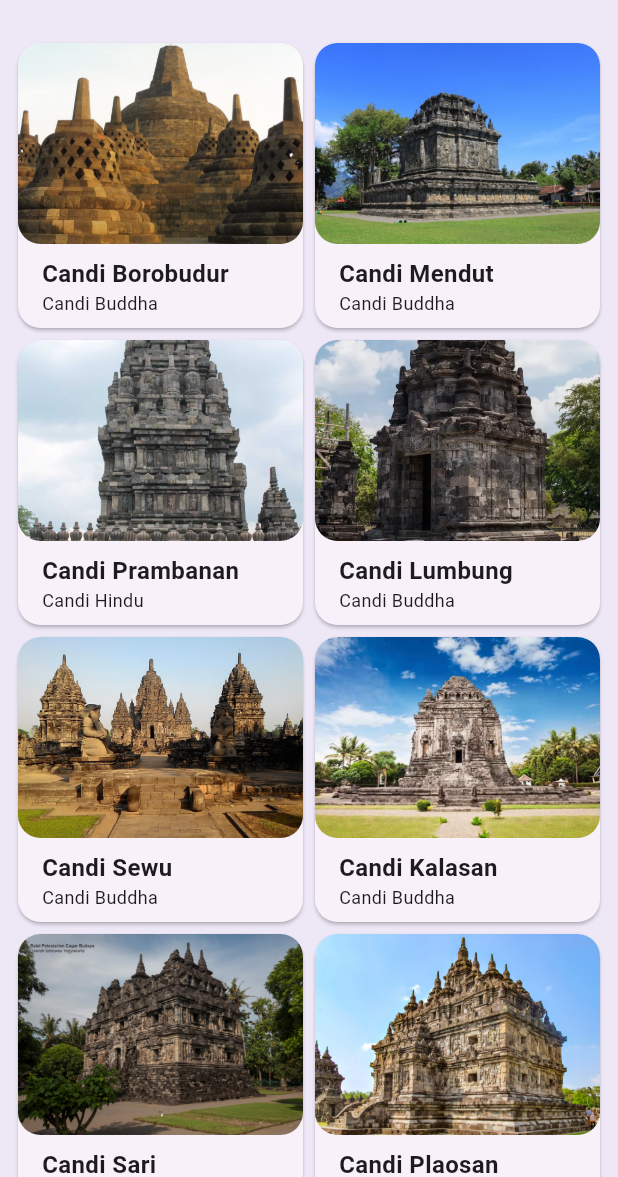
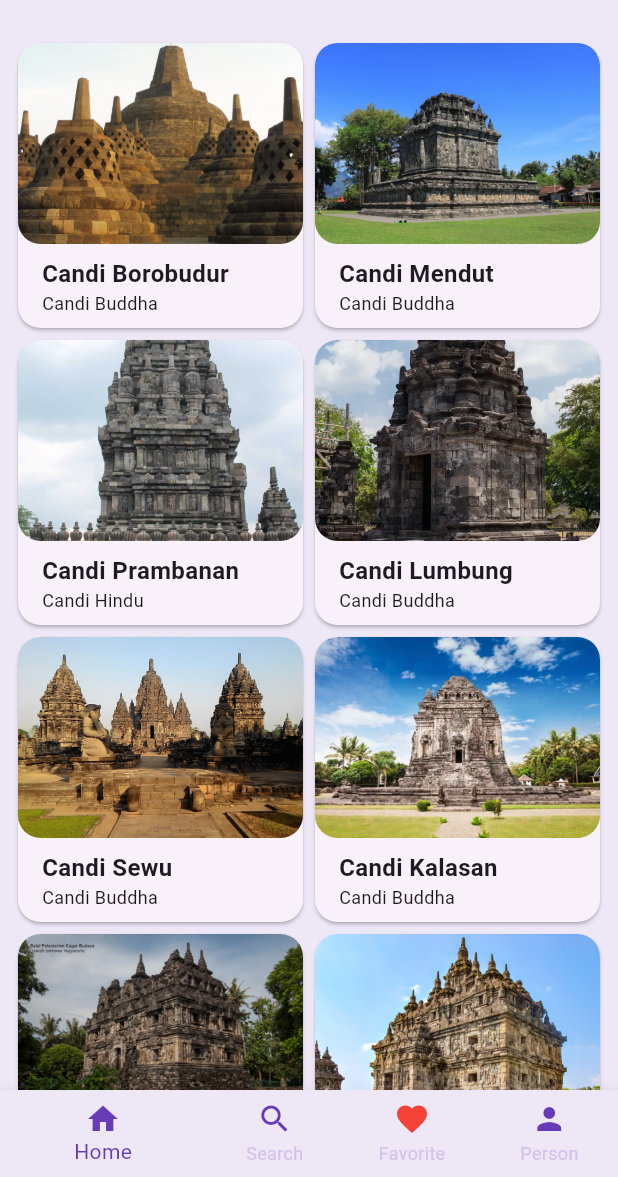
Before and after one commit to SrFebry/prj_wisatacandisi51_flutterpert3, a Flutter app: the screen it shows after launch, on a phone screen of 412 x 824 dp, the part 59-1236 px from its top. Run offline on Flutter 3.47's test engine with Material 2 defaults, Android fonts, the phone set to English and light mode, and no system bars; our stand-ins replace cached_network_image; missing offline and left inert: dart:html.

Commit message:
Navigasi Routing
Melanjutkabn P-19 Navigasi dan routing

```diff
--- a/lib/main.dart
+++ b/lib/main.dart
@@ -1,5 +1,8 @@
+import 'dart:html';
+
 import 'package:flutter/material.dart';
 import 'package:prj_wisatacandisi51_flutterpert3/data/candi_data.dart';
+import 'package:prj_wisatacandisi51_flutterpert3/screens/favorite_screen.dart';
 import 'package:prj_wisatacandisi51_flutterpert3/screens/home_screen.dart';
 import 'package:prj_wisatacandisi51_flutterpert3/screens/search_screen.dart';
 import 'package:prj_wisatacandisi51_flutterpert3/widgets/detail_screen.dart';
@@ -7,7 +10,6 @@
 import 'package:prj_wisatacandisi51_flutterpert3/widgets/profile_screen.dart';
 import 'package:prj_wisatacandisi51_flutterpert3/widgets/signin_screen.dart';
 import 'package:prj_wisatacandisi51_flutterpert3/widgets/signup_screen.dart';
-
 
 void main() {
   runApp(const MyApp());
@@ -23,7 +25,7 @@
       title: 'Wisata Candi',
       theme: ThemeData(
         appBarTheme: const AppBarTheme(
-          iconTheme: IconThemeData(color : Colors.deepPurple),
+          iconTheme: IconThemeData(color: Colors.deepPurple),
           titleTextStyle: TextStyle(
             color: Colors.deepPurple,
             fontSize: 20,
@@ -31,13 +33,83 @@
           ),
         ),
         colorScheme:
-        ColorScheme.fromSeed(seedColor: Colors.deepPurple).copyWith(
+            ColorScheme.fromSeed(seedColor: Colors.deepPurple).copyWith(
           primary: Colors.deepPurple,
           surface: Colors.deepPurple[50],
         ),
         useMaterial3: true,
       ),
-      home: HomeScreen(),
+      home: MainScreen(),
     );
   }
 }
+
+class MainScreen extends StatefulWidget {
+  const MainScreen({super.key});
+
+  @override
+  State<MainScreen> createState() => _MainScreenState();
+}
+
+class _MainScreenState extends State<MainScreen> {
+  // TODO : 1. Deklarasikan variabel
+  int _currentIndex = 0;
+  final List<Widget> _children = [
+    HomeScreen(),
+    SearchScreen(),
+    FavoriteScreen(),
+    ProfileScreen(),
+  ];
+
+  @override
+  Widget build(BuildContext context) {
+    return Scaffold(
+      body: _children[_currentIndex],
+      bottomNavigationBar: Theme(
+        data:
+            Theme.of(context).copyWith(canvasColor: Colors.deepPurple.shade50),
+        child: BottomNavigationBar(
+          currentIndex: _currentIndex,
+          onTap: (index) {
+            setState(() {
+              _currentIndex = index;
+            });
+          },
+          items: const [
+            BottomNavigationBarItem(
+              icon: Icon(
+                Icons.home,
+                color: Colors.deepPurple,
+              ),
+              label: "Home",
+            ),
+            BottomNavigationBarItem(
+              icon: Icon(
+                Icons.search,
+                color: Colors.deepPurple,
+              ),
+              label: "Search",
+            ),
+            BottomNavigationBarItem(
+              icon: Icon(
+                Icons.favorite,
+                color: Colors.red,
+              ),
+              label: "Favorite",
+            ),
+            BottomNavigationBarItem(
+              icon: Icon(
+                Icons.person,
+                color: Colors.deepPurple,
+              ),
+              label: "Person",
+            ),
+          ],
+          selectedItemColor: Colors.deepPurple,
+          unselectedItemColor: Colors.deepPurple[100],
+          showUnselectedLabels: true,
+        ),
+      ),
+    );
+  }
+}
--- /dev/null
+++ b/lib/screens/favorite_screen.dart
@@ -0,0 +1,15 @@
+import 'package:flutter/material.dart';
+
+class FavoriteScreen extends StatefulWidget {
+  const FavoriteScreen({super.key});
+
+  @override
+  State<FavoriteScreen> createState() => _FavoriteScreenState();
+}
+
+class _FavoriteScreenState extends State<FavoriteScreen> {
+  @override
+  Widget build(BuildContext context) {
+    return const Placeholder();
+  }
+}
```
